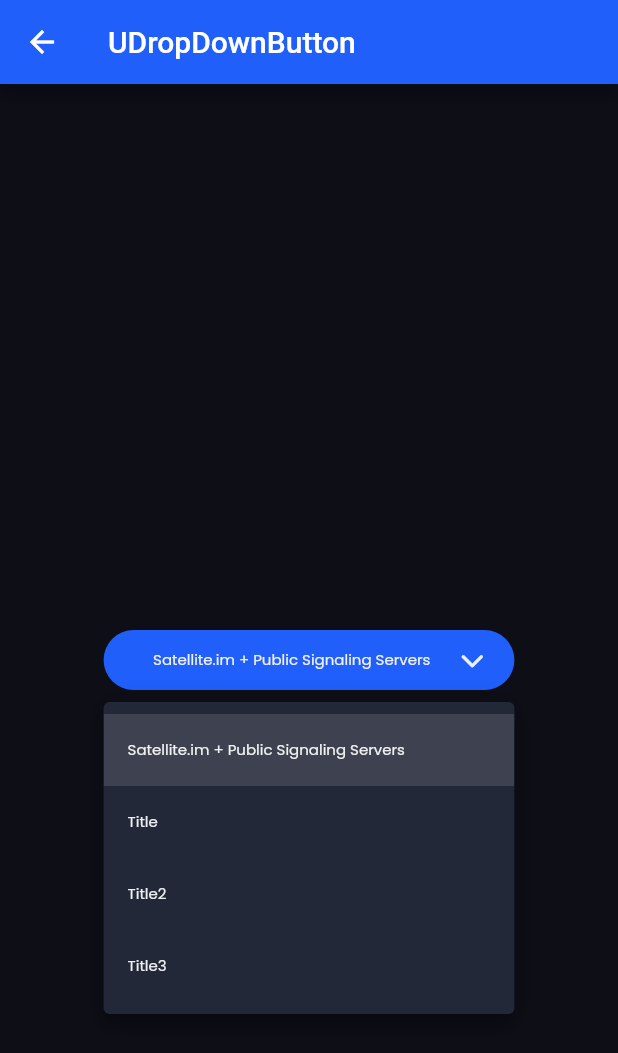
After one commit to Satellite-im/Uplink-Mobile, a Flutter app: the UDropDownButtonPage screen opened by its route, after a tap on "Satellite.im + Public Signaling Servers", on a phone screen of 412 x 824 dp. The commit adds this screen. Shown: the top 1053 px of the screen. Run offline on Flutter 3.47's test engine with Material 2 defaults, Android fonts, the phone set to English and light mode, and no system bars; drawn by our look-alikes of dropdown_button2; our stand-ins replace bloc, flutter_bloc, shared_preferences; accounts and stored records are empty; generated files the repository leaves out were written again.

Commit message:
feat(UDropDownMenu):add basic showroom page FA-28

```diff
--- a/packages/ui_showroom/lib/ui_pages/src/onboarding_widgets/onboarding_widgets_export.dart
+++ b/packages/ui_showroom/lib/ui_pages/src/onboarding_widgets/onboarding_widgets_export.dart
@@ -1,2 +1,3 @@
 export 'u_recovery_seed_box_page.dart';
 export 'u_pin_page.dart';
+export 'u_dropdown_menu_page.dart';
--- /dev/null
+++ b/packages/ui_showroom/lib/ui_pages/src/onboarding_widgets/u_dropdown_menu_page.dart
@@ -0,0 +1,74 @@
+import 'package:dropdown_button2/dropdown_button2.dart';
+import 'package:flutter/material.dart';
+import 'package:ui_library/ui_library_export.dart';
+
+class UDropDownButtonPage extends StatefulWidget {
+  const UDropDownButtonPage({Key? key}) : super(key: key);
+  static const routeName = '/UDropDownButton';
+
+  @override
+  State<UDropDownButtonPage> createState() => _UDropDownFABPageState();
+}
+
+class _UDropDownFABPageState extends State<UDropDownButtonPage> {
+  String selectedValue = 'Satellite.im + Public Signaling Servers';
+  List<String> items = [
+    'Satellite.im + Public Signaling Servers',
+    'Title',
+    'Title2',
+    'Title3',
+  ];
+
+  @override
+  Widget build(BuildContext context) {
+    return Scaffold(
+      appBar: AppBar(
+        title: Text(UDropDownButtonPage.routeName.substring(1)),
+      ),
+      body: Center(
+        child: DropdownButtonHideUnderline(
+          child: DropdownButton2(
+            isDense: true,
+            items: items
+                .map((item) => DropdownMenuItem<String>(
+                      value: item,
+                      child: Row(
+                        children: [
+                          UText(
+                            item,
+                            textStyle: UTextStyle.BUT1_primaryButton,
+                          ),
+                          const SizedBox(width: 8),
+                        ],
+                      ),
+                    ))
+                .toList(),
+            value: selectedValue,
+            selectedItemHighlightColor: UColors.ctaBlue,
+            onChanged: (value) {
+              setState(() {
+                selectedValue = value as String;
+              });
+            },
+            icon: const UIcon(UIcons.dropdown_menu),
+            buttonHeight: 40,
+            buttonPadding: const EdgeInsets.fromLTRB(25, 8, 16, 8),
+            buttonDecoration: BoxDecoration(
+              borderRadius: BorderRadius.circular(50),
+              color: UColors.ctaBlue,
+            ),
+            itemHeight: 48,
+            itemPadding: const EdgeInsets.only(left: 16),
+            dropdownPadding: null,
+            dropdownElevation: 0,
+            dropdownDecoration: BoxDecoration(
+              borderRadius: BorderRadius.circular(4),
+              color: UColors.foregroundDark,
+            ),
+            offset: const Offset(0, -8),
+          ),
+        ),
+      ),
+    );
+  }
+}
--- a/packages/ui_showroom/lib/ui_showroom_page.dart
+++ b/packages/ui_showroom/lib/ui_showroom_page.dart
@@ -29,6 +29,8 @@ class UIShowRoomApp extends StatelessWidget {
         ULogoutButtonPage.routeName: (context) => const ULogoutButtonPage(),
         UChatbarPage.routeName: (context) => const UChatbarPage(),
         UPinPage.routeName: (context) => const UPinPage(),
+        UDropDownButtonPage.routeName: ((context) =>
+            const UDropDownButtonPage()),
       },
       home: Scaffold(
         appBar: AppBar(
@@ -73,6 +75,9 @@ class UIShowRoomApp extends StatelessWidget {
                   ),
                   WidgetPageButton(
                     widgetName: URecoverySeedBoxPage.routeName,
+                  ),
+                  WidgetPageButton(
+                    widgetName: UDropDownButtonPage.routeName,
                   ),
                 ],
               ),
--- a/packages/ui_showroom/pubspec.yaml
+++ b/packages/ui_showroom/pubspec.yaml
@@ -11,6 +11,7 @@ environment:
 dependencies:
   flutter:
     sdk: flutter
+  dropdown_button2: ^1.4.0
   provider: ^6.0.2
   ui_library:
     path: '../ui_library'
--- a/pubspec.yaml
+++ b/pubspec.yaml
@@ -9,6 +9,7 @@ environment:
 
 dependencies:
   bloc: ^8.0.3
+  dropdown_button2: ^1.4.0
   flutter:
     sdk: flutter
   flutter_bloc: ^8.0.1
```
Also changed, not shown: pubspec.lock.
